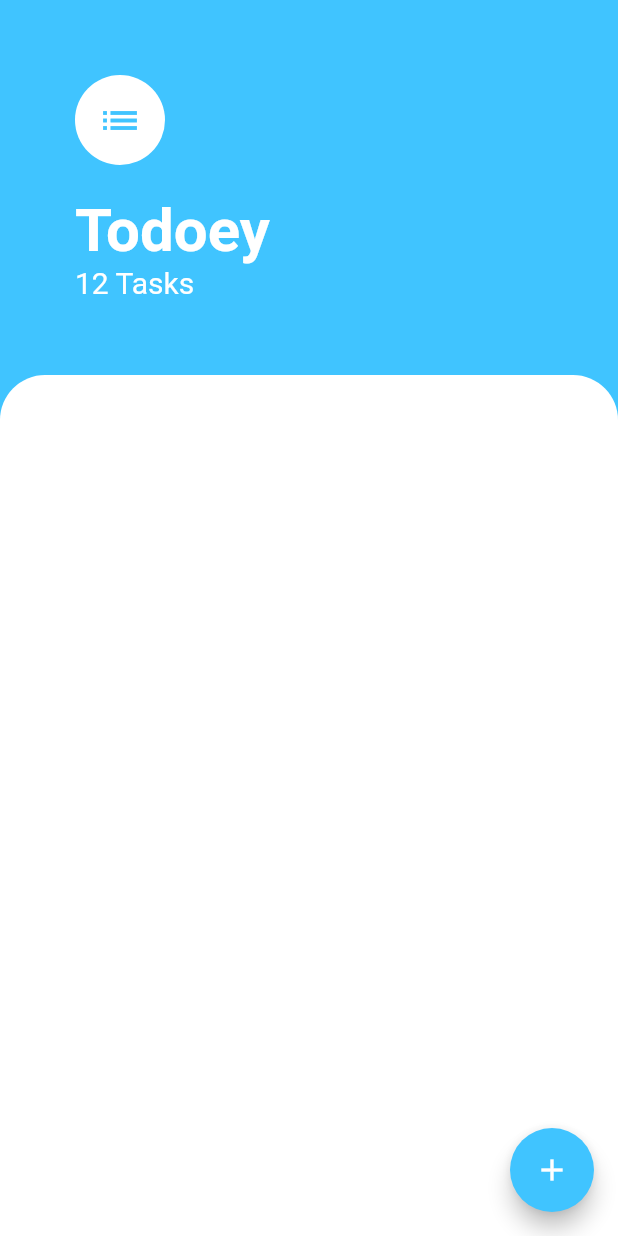
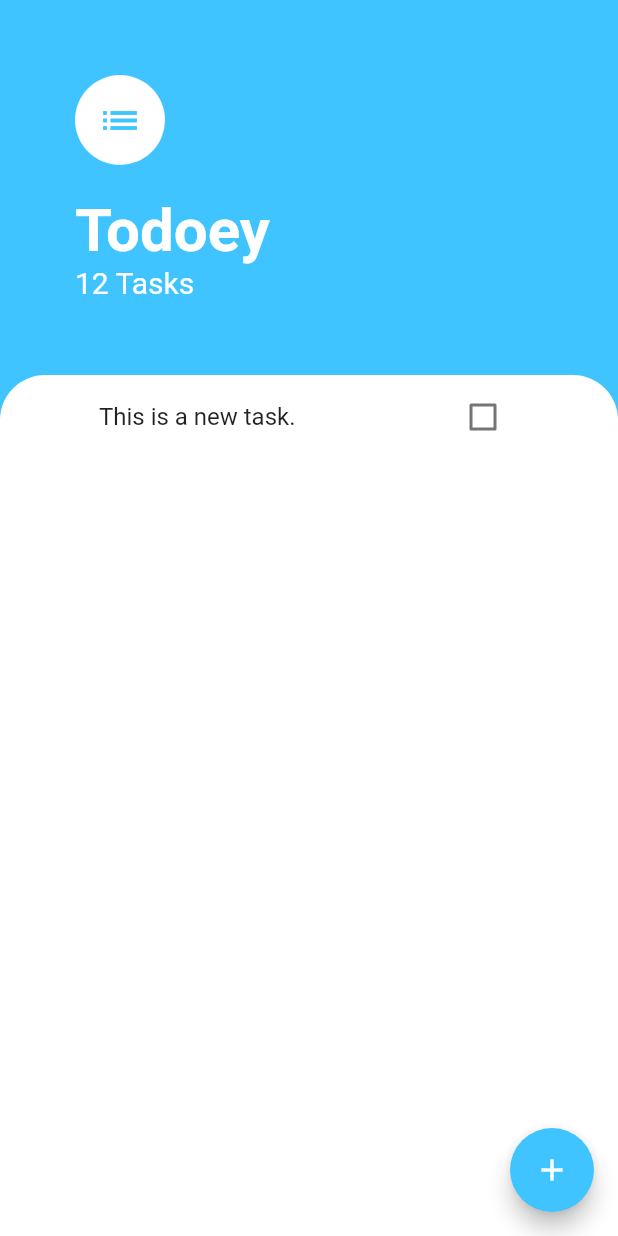
Before and after one commit to mimifi/todoey, a Flutter app: the screen it shows after launch, on a phone screen of 412 x 824 dp. Run offline on Flutter 3.47's test engine with Material 2 defaults, Android fonts, the phone set to English and light mode, and no system bars.

Commit message:
Create a ListView and ListTile for tasks and checkbox

```diff
--- a/lib/screens/tasks_screen.dart
+++ b/lib/screens/tasks_screen.dart
@@ -47,11 +47,28 @@ class TasksScreen extends StatelessWidget {
           Expanded(
             child: Container(
               decoration: BoxDecoration(
-                  color: Colors.white,
-                  borderRadius: BorderRadius.only(
-                    topLeft: Radius.circular(30.0),
-                    topRight: Radius.circular(30.0),
-                  )),
+                color: Colors.white,
+                borderRadius: BorderRadius.only(
+                  topLeft: Radius.circular(30.0),
+                  topRight: Radius.circular(30.0),
+                ),
+              ),
+              child: Padding(
+                padding: EdgeInsets.symmetric(horizontal: 50.0),
+                child: ListView(
+                  children: <Widget>[
+                    ListTile(
+                      title: Text('This is a new task.'),
+                      trailing: Checkbox(
+                        onChanged: (bool value) {
+                          print((value));
+                        },
+                        value: false,
+                      ),
+                    )
+                  ],
+                ),
+              ),
             ),
           ),
         ],
```
